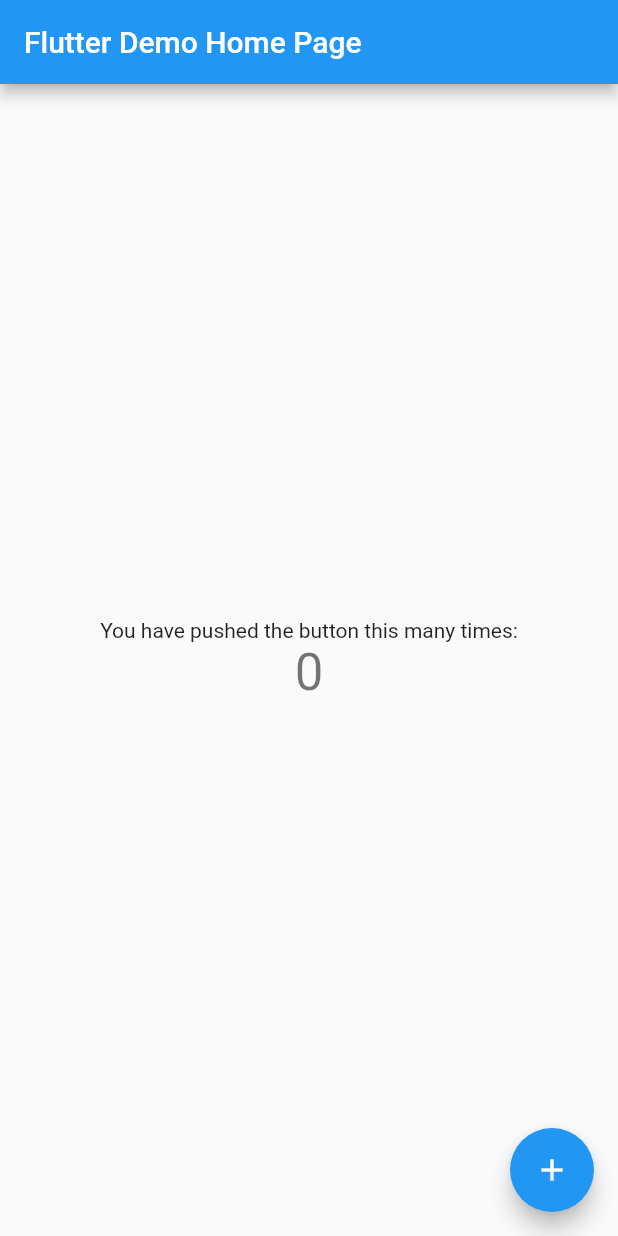
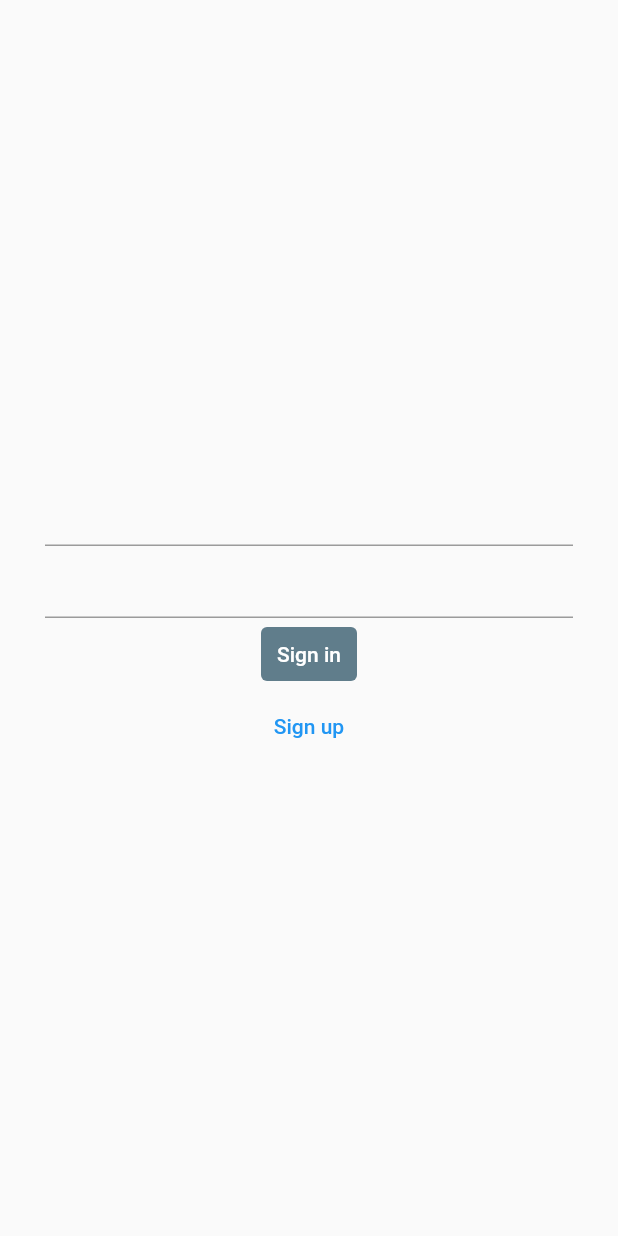
Before and after one commit to maksganzol/-catlog, a Flutter app: the screen it shows after launch, on a phone screen of 412 x 824 dp. Run offline on Flutter 3.47's test engine with Material 2 defaults, Android fonts, the phone set to English and light mode, and no system bars; accounts and stored records are empty.

Commit message:
base task done

```diff
--- a/lib/abstract_services/auth_service.dart
+++ b/lib/abstract_services/auth_service.dart
@@ -1,5 +1,6 @@
 class AuthResponse {
   static AuthResponse fromMap(Map<String, dynamic> map) {
+    print(map);
     if (map['success']) return SuccessResponse(map['token']);
     return FailureResponse();
   }
@@ -13,6 +14,6 @@ class SuccessResponse extends AuthResponse {
 class FailureResponse extends AuthResponse {}
 
 abstract class AuthService {
-  Future<AuthResponse> signIn({String username, String pwd});
-  Future<AuthResponse> signUp({String username, String pwd});
+  Future<AuthResponse> signIn({required String username, required String pwd});
+  Future<AuthResponse> signUp({required String username, required String pwd});
 }
--- a/lib/abstract_services/catalog_service.dart
+++ b/lib/abstract_services/catalog_service.dart
@@ -2,5 +2,9 @@ import 'package:catalog/entities/product.dart';
 
 abstract class CatalogService {
   Future<List<Product>> list();
-  Future<Comment> addReview(String productId, {String text, int rate});
+  Future<Comment> addReview(
+    int productId, {
+    required String text,
+    required int rate,
+  });
 }
--- a/lib/api_services/api.dart
+++ b/lib/api_services/api.dart
@@ -1,7 +1,10 @@
 class API {
-  final String _baseUri;
+  final String _host;
+  final String? _pathPrefix;
 
-  API(this._baseUri);
+  API(this._host, {String? pathPrefix}) : _pathPrefix = pathPrefix;
 
-  Uri endpoint(String path) => Uri(host: _baseUri, path: path);
+  Uri endpoint(String path) => Uri.parse('$_host/${_pathPrefix ?? ''}/$path');
+
+  String assetUrl(String assetName) => '$_host/static/$assetName';
 }
--- a/lib/entities/product.dart
+++ b/lib/entities/product.dart
@@ -1,48 +1,75 @@
+class Creator {
+  final String username;
+  final String? firstName;
+  final String? lastName;
+  final String? email;
+
+  Creator({
+    required this.username,
+    this.firstName,
+    this.lastName,
+    this.email,
+  });
+
+  static Creator fromMap(Map<String, dynamic> map) {
+    return Creator(
+      username: map['username'],
+      email: map['email'],
+      firstName: map['first_name'],
+      lastName: map['last_name'],
+    );
+  }
+}
+
 class Comment {
-  final String id;
   final int rate;
   final String content;
+  final Creator creator;
 
   Comment({
-    this.id,
-    this.rate,
-    this.content,
+    required this.creator,
+    required this.rate,
+    required this.content,
   });
 
   static Comment fromMap(Map<String, dynamic> map) {
+    final creator = map['created_by'];
+    print('Creator $creator');
     return Comment(
-      id: map['id'],
       content: map['text'],
       rate: map['rate'],
+      creator: Creator.fromMap(creator),
     );
   }
 }
 
 class Product {
-  final String id;
+  final int id;
   final String img;
   final String decription;
   final String title;
 
-  final List<Comment> comments;
+  List<Comment> comments;
 
   Product({
-    this.id,
-    this.img,
-    this.decription,
-    this.title,
+    required this.id,
+    required this.img,
+    required this.decription,
+    required this.title,
     this.comments = const [],
   });
 
   static Product fromMap(Map<String, dynamic> map) {
     final comments = map['comments'] ?? [];
-
     return Product(
       id: map['id'],
       img: map['img'],
       decription: map['text'],
       title: map['title'],
-      comments: comments.map(Comment.fromMap),
+      comments: List.from(comments)
+          .cast<Map<String, dynamic>>()
+          .map(Comment.fromMap)
+          .toList(),
     );
   }
 }
--- a/lib/entities/user.dart
+++ b/lib/entities/user.dart
@@ -2,5 +2,5 @@ class User {
   final String username;
   final String token;
 
-  User({this.username, this.token});
+  User({required this.username, required this.token});
 }
--- a/lib/main.dart
+++ b/lib/main.dart
@@ -1,61 +1,52 @@
+import 'package:catalog/api_services/api.dart';
+import 'package:catalog/api_services/api_auth_service.dart';
+import 'package:catalog/api_services/api_catalog_service.dart';
+import 'package:catalog/models/auth_provider.dart';
+import 'package:catalog/models/catalog_model.dart';
+import 'package:catalog/screens/home.dart';
+import 'package:catalog/screens/login.dart';
 import 'package:flutter/material.dart';
+import 'package:provider/provider.dart';
 
+final api = API('http://smktesting.herokuapp.com', pathPrefix: 'api');
 void main() {
   runApp(MyApp());
 }
 
 class MyApp extends StatelessWidget {
+  final authService = ApiAuthService(api);
   @override
   Widget build(BuildContext context) {
-    return MaterialApp(
-      title: 'Flutter Demo',
-      theme: ThemeData(primarySwatch: Colors.blue),
-      home: MyHomePage(title: 'Flutter Demo Home Page'),
+    return ChangeNotifierProvider<AuthProvider>(
+      create: (ctx) => AuthProvider(authService),
+      child: MyHomePage(),
     );
   }
 }
 
 class MyHomePage extends StatefulWidget {
-  MyHomePage({Key key, this.title}) : super(key: key);
-  final String title;
-
   @override
   _MyHomePageState createState() => _MyHomePageState();
 }
 
 class _MyHomePageState extends State<MyHomePage> {
-  int _counter = 0;
-
-  void _incrementCounter() {
-    setState(() {
-      _counter++;
-    });
-  }
-
   @override
   Widget build(BuildContext context) {
-    return Scaffold(
-      appBar: AppBar(
-        title: Text(widget.title),
-      ),
-      body: Center(
-        child: Column(
-          mainAxisAlignment: MainAxisAlignment.center,
-          children: <Widget>[
-            Text(
-              'You have pushed the button this many times:',
-            ),
-            Text(
-              '$_counter',
-              style: Theme.of(context).textTheme.headline4,
-            ),
-          ],
-        ),
-      ),
-      floatingActionButton: FloatingActionButton(
-        onPressed: _incrementCounter,
-        tooltip: 'Increment',
-        child: Icon(Icons.add),
+    final authProvider = Provider.of<AuthProvider>(context);
+    if (authProvider.currentUser == null)
+      return MaterialApp(
+        home: Login(),
+      );
+
+    final catalogService = APICatalogService(
+      api,
+      user: authProvider.currentUser!,
+    );
+    return ChangeNotifierProvider<CatalogModel>(
+      create: (ctx) =>
+          CatalogModel(catalogService)..initModels().catchError(print),
+      child: MaterialApp(
+        home: Home(),
       ),
     );
   }
--- a/lib/models/auth_provider.dart
+++ b/lib/models/auth_provider.dart
@@ -4,7 +4,7 @@ import 'package:flutter/cupertino.dart';
 
 class AuthProvider extends ChangeNotifier {
   final AuthService _service;
-  User currentUser;
+  User? currentUser;
 
   AuthProvider(this._service);
 
@@ -23,4 +23,10 @@ class AuthProvider extends ChangeNotifier {
     }
     notifyListeners();
   }
+
+  signOut() {
+    print('Sign OUT');
+    currentUser = null;
+    notifyListeners();
+  }
 }
--- /dev/null
+++ b/lib/screens/login.dart
@@ -0,0 +1,71 @@
+import 'package:catalog/models/auth_provider.dart';
+import 'package:flutter/material.dart';
+import 'package:provider/provider.dart';
+
+enum Action {
+  signin,
+  signup,
+}
+
+class Login extends StatefulWidget {
+  @override
+  State<StatefulWidget> createState() => LoginState();
+}
+
+class LoginState extends State<Login> {
+  Action _currentAction = Action.signin;
+
+  final _usernameCon = TextEditingController();
+  final _pwdCon = TextEditingController();
+
+  Widget _buildStyledButton(String text, Function() onPressed) => TextButton(
+        onPressed: onPressed,
+        style: ButtonStyle(
+          backgroundColor: MaterialStateProperty.all(Colors.blueGrey),
+        ),
+        child: Text(
+          text,
+          style: TextStyle(color: Colors.white),
+        ),
+      );
+
+  Widget _buildSubmitButton(Function() onSignIn, Function() onSignUp) =>
+      _currentAction == Action.signin
+          ? _buildStyledButton('Sign in', onSignIn)
+          : _buildStyledButton('Sign up', onSignUp);
+
+  Widget _buildNavButton() => _currentAction == Action.signin
+      ? TextButton(
+          onPressed: () => setState(() => _currentAction = Action.signup),
+          child: Text('Sign up'),
+        )
+      : TextButton(
+          onPressed: () => setState(() => _currentAction = Action.signin),
+          child: Text('Back to sign in'),
+        );
+
+  @override
+  Widget build(BuildContext context) {
+    final authProvider = Provider.of<AuthProvider>(context);
+
+    return Scaffold(
+      body: Center(
+        child: Container(
+          padding: EdgeInsets.symmetric(horizontal: 30),
+          child: Column(
+            mainAxisAlignment: MainAxisAlignment.center,
+            children: [
+              TextField(controller: _usernameCon),
+              TextField(controller: _pwdCon),
+              _buildSubmitButton(
+                () => authProvider.signIn(_usernameCon.text, _pwdCon.text),
+                () => authProvider.signUp(_usernameCon.text, _pwdCon.text),
+              ),
+              _buildNavButton(),
+            ],
+          ),
+        ),
+      ),
+    );
+  }
+}
--- a/pubspec.yaml
+++ b/pubspec.yaml
@@ -6,7 +6,7 @@ publish_to: "none" # Remove this line if you wish to publish to pub.dev
 version: 1.0.0+1
 
 environment:
-  sdk: ">=2.7.0 <3.0.0"
+  sdk: ">=2.12.0 <3.0.0"
 
 dependencies:
   flutter:
```
Also changed, not shown: lib/api_services/api_auth_service.dart (+15 -5 lines), lib/api_services/api_catalog_service.dart (+36 -14 lines), lib/models/catalog_model.dart (+28 -9 lines), lib/screens/home.dart (added, +59 -0 lines), lib/screens/product_details.dart (added, +79 -0 lines), lib/widgets/product_list_item.dart (added, +34 -0 lines), lib/widgets/rate.dart (added, +35 -0 lines), lib/widgets/review.dart (added, +33 -0 lines), lib/widgets/review_dialog.dart (added, +63 -0 lines), 1 other file.
